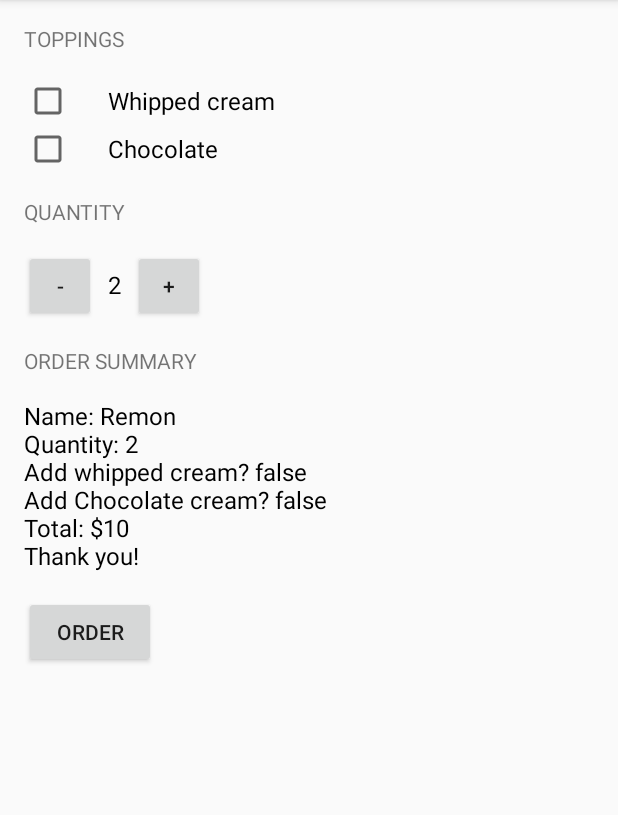
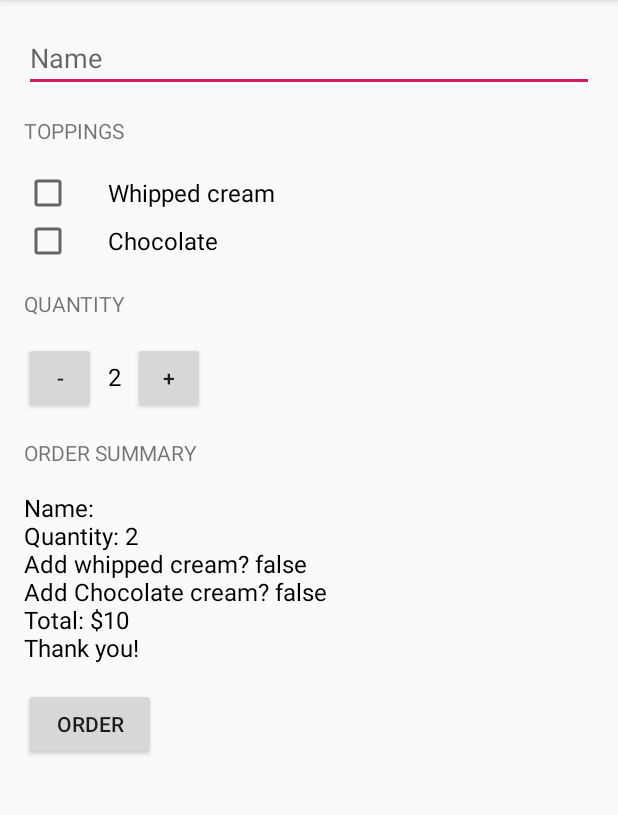
Before and after one commit to RemonShehata/Just-Java, an Android app: the screen it shows after launch (MainActivity), after a tap on "ORDER", on a phone screen of 412 x 824 dp, the part 84-899 px from its top. Run offline under Robolectric (Android 15) with nearby library versions, the phone set to English and light mode, and no system bars.

Commit message:
Add name edit text

```diff
--- a/app/src/main/java/com/example/justjava/MainActivity.java
+++ b/app/src/main/java/com/example/justjava/MainActivity.java
@@ -4,6 +4,7 @@ import android.os.Bundle;
 import android.support.v7.app.AppCompatActivity;
 import android.view.View;
 import android.widget.CheckBox;
+import android.widget.EditText;
 import android.widget.TextView;
 
 public class MainActivity extends AppCompatActivity {
@@ -22,10 +23,12 @@ public class MainActivity extends AppCompatActivity {
     public void SubmitOrder(View view) {
         CheckBox whippedCreamCheckBox = findViewById(R.id.whipped_cream_checkbox);
         CheckBox chocolateCheckBox = findViewById(R.id.chocolate_checkbox);
+        EditText nameEditText = findViewById(R.id.name_edit_text);
         boolean hasWhippedCream = whippedCreamCheckBox.isChecked();
         boolean hasChocolate = chocolateCheckBox.isChecked();
+        String name = nameEditText.getText().toString();
         int price = calculatePrice();
-        String priceMessage = createOrderSummary(price, hasWhippedCream, hasChocolate);
+        String priceMessage = createOrderSummary(price, hasWhippedCream, hasChocolate, name);
         displayMessage(priceMessage);
     }
 
@@ -76,10 +79,12 @@ public class MainActivity extends AppCompatActivity {
      *
      * @param price           of the order
      * @param addWhippedCream is whether or not the user wants a whipped cream topping
+     * @param addChocolate is whether or not the user wants a chocolate topping
+     * @param name of the customer
      * @return text summary
      */
-    private String createOrderSummary(int price, boolean addWhippedCream, boolean addChocolate) {
-        String priceMessage = "Name: Remon";
+    private String createOrderSummary(int price, boolean addWhippedCream, boolean addChocolate, String name) {
+        String priceMessage = "Name: " + name;
         priceMessage += "\nQuantity: " + quantity;
         priceMessage += "\nAdd whipped cream? " + addWhippedCream;
         priceMessage += "\nAdd Chocolate cream? " + addChocolate;
--- a/app/src/main/res/layout/activity_main.xml
+++ b/app/src/main/res/layout/activity_main.xml
@@ -11,6 +11,14 @@
         android:orientation="vertical"
         android:padding="16dp"
         tools:context=".MainActivity">
+
+        <EditText
+            android:id="@+id/name_edit_text"
+            android:layout_width="match_parent"
+            android:layout_height="wrap_content"
+            android:layout_marginBottom="16dp"
+            android:hint="Name"
+            android:inputType="textCapWords" />
 
         <TextView
             android:layout_width="wrap_content"
```
